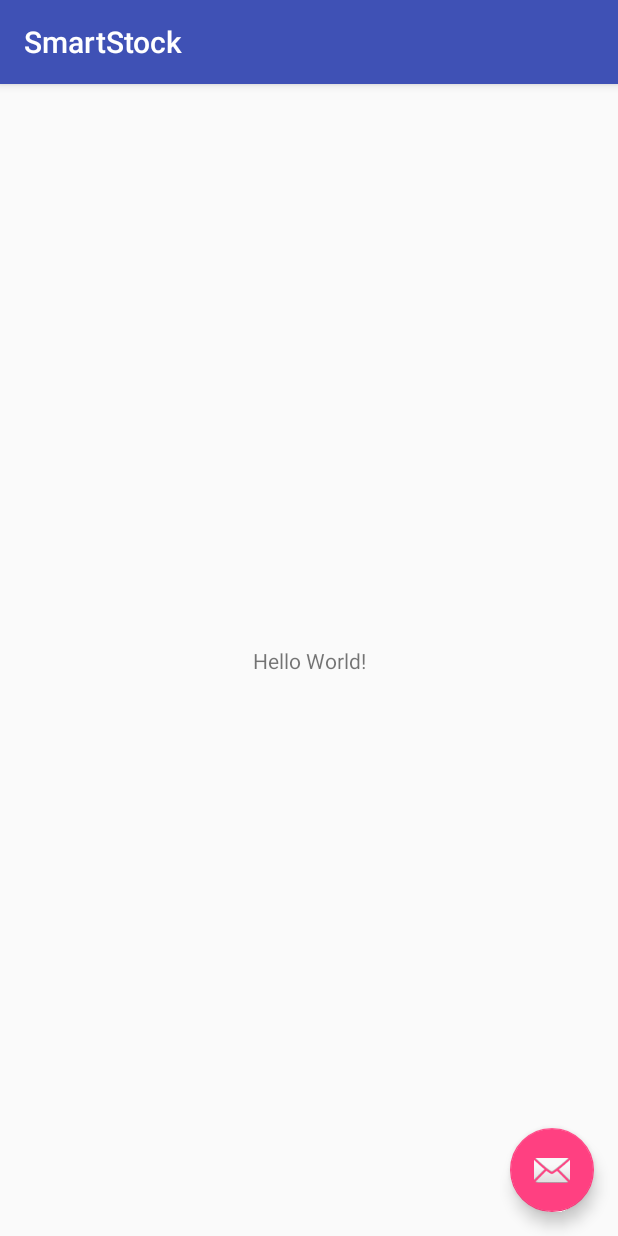
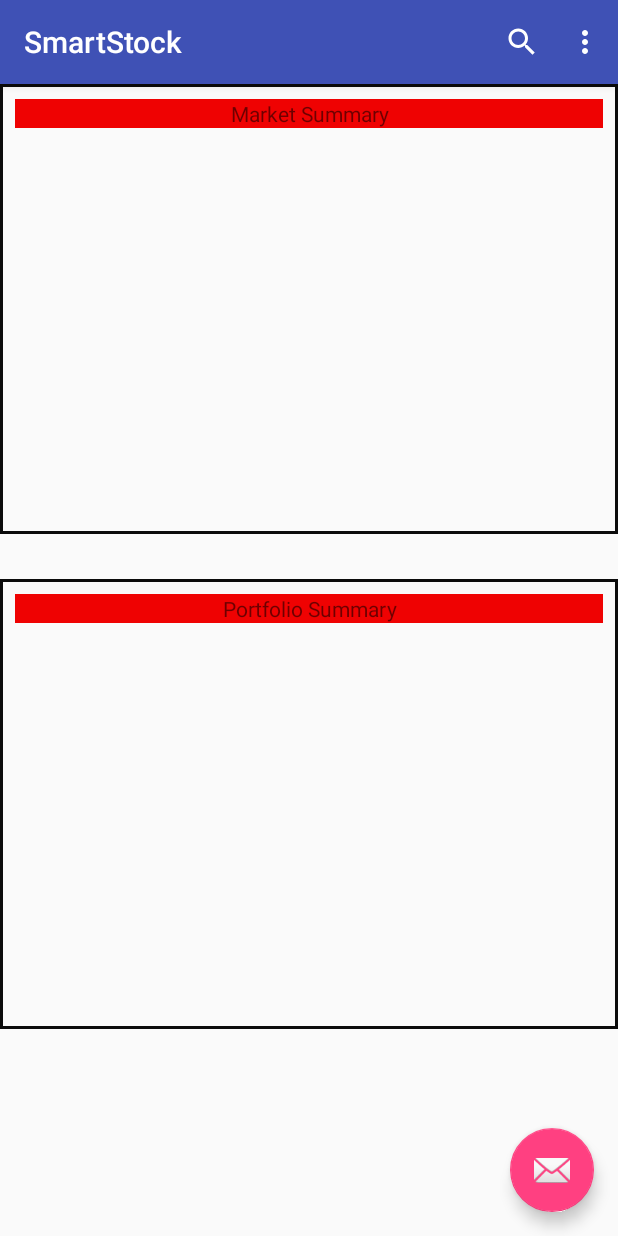
Before and after one commit to benktesh/Capstone-Project, an Android app: the screen it shows after launch (MainActivity), on a phone screen of 412 x 824 dp. Run offline under Robolectric (Android 15) with nearby library versions, the phone set to English and light mode, and no system bars.

Commit message:
main ui basic layout

```diff
--- a/smartstock/app/src/main/java/benktesh/smartstock/MainActivity.java
+++ b/smartstock/app/src/main/java/benktesh/smartstock/MainActivity.java
@@ -1,31 +1,23 @@
 package benktesh.smartstock;
 
-import android.app.SearchManager;
-import android.content.Context;
-import android.content.Intent;
 import android.os.Bundle;
 import android.support.design.widget.FloatingActionButton;
 import android.support.design.widget.Snackbar;
 import android.support.v7.app.AppCompatActivity;
 
 import android.support.v7.widget.Toolbar;
-import android.view.MenuInflater;
 import android.view.View;
 import android.view.Menu;
 import android.view.MenuItem;
 
 
-import android.widget.SearchView;
 import android.widget.Toast;
 
-import benktesh.smartstock.UI.Common;
-import benktesh.smartstock.Utils.SmartStockConstant;
-
-import static android.content.Intent.ACTION_SEARCH;
+import benktesh.smartstock.UI.CommonUIHelper;
 
 public class MainActivity extends AppCompatActivity {
 
-    Common mCommon;
+    CommonUIHelper mCommonUIHelper;
 
     @Override
     protected void onCreate(Bundle savedInstanceState) {
@@ -43,15 +35,15 @@
             }
         });
 
-        if(mCommon == null) {
-            mCommon = new Common(this);
+        if(mCommonUIHelper == null) {
+            mCommonUIHelper = new CommonUIHelper(this);
         }
 
     }
 
 
     public boolean onCreateOptionsMenu(Menu menu) {
-        return mCommon.ConfigureSearchFromMenu(menu);
+        return mCommonUIHelper.ConfigureSearchFromMenu(menu);
 
     }
 
@@ -61,7 +53,7 @@
         // Handle action bar item clicks here. The action bar will
         // automatically handle clicks on the Home/Up button, so long
         // as you specify a parent activity in AndroidManifest.xml.
-        if (mCommon.MakeMenu(item)) return true;
+        if (mCommonUIHelper.MakeMenu(item)) return true;
         return super.onOptionsItemSelected(item);
     }
 
--- /dev/null
+++ b/smartstock/app/src/main/res/drawable/summary_background.xml
@@ -0,0 +1,7 @@
+<?xml version="1.0" encoding="UTF-8"?>
+<shape xmlns:android="http://schemas.android.com/apk/res/android" android:shape="rectangle">
+    <corners android:radius="0dp"/>
+    <padding android:left="10dp" android:right="10dp" android:top="10dp" android:bottom="10dp"/>
+    <margin android:top="16dp" android:bottom="16dp" android:left="16dp" android:right="16dp"/>
+    <stroke android:width="2dp" android:color="#0b0b0b"/>
+</shape>
--- a/smartstock/app/src/main/res/layout/fragment_main.xml
+++ b/smartstock/app/src/main/res/layout/fragment_main.xml
@@ -1,19 +1,61 @@
-<?xml version="1.0" encoding="utf-8"?>
-<android.support.constraint.ConstraintLayout xmlns:android="http://schemas.android.com/apk/res/android"
-    xmlns:app="http://schemas.android.com/apk/res-auto"
-    xmlns:tools="http://schemas.android.com/tools"
-    android:layout_width="match_parent"
-    android:layout_height="match_parent"
-    tools:context=".MainActivityFragment"
-    tools:showIn="@layout/activity_main">
+<ScrollView xmlns:android="http://schemas.android.com/apk/res/android"
+    android:layout_width="fill_parent"
+    android:layout_height="wrap_content"
+    android:fillViewport="true">
 
-    <TextView
-        android:layout_width="wrap_content"
+    <LinearLayout
+        android:layout_width="match_parent"
         android:layout_height="wrap_content"
-        android:text="Hello World!"
-        app:layout_constraintBottom_toBottomOf="parent"
-        app:layout_constraintLeft_toLeftOf="parent"
-        app:layout_constraintRight_toRightOf="parent"
-        app:layout_constraintTop_toTopOf="parent" />
+        android:orientation="vertical">
 
-</android.support.constraint.ConstraintLayout>
+        <LinearLayout
+            android:layout_width="match_parent"
+            android:layout_height="300dp"
+            android:background="@drawable/summary_background"
+
+            android:orientation="vertical">
+
+            <TextView
+                android:layout_width="match_parent"
+                android:layout_height="wrap_content"
+                android:background="@color/Red"
+                android:gravity="center"
+                android:text="@string/market_summary"
+                android:visibility="visible" />
+
+
+            <android.support.v7.widget.RecyclerView
+                android:id="@+id/in_app_friends"
+                android:layout_width="match_parent"
+                android:layout_height="wrap_content"
+                android:layout_marginBottom="5dp"
+                android:background="@color/Yellow" />
+
+        </LinearLayout>
+
+        <Space
+            android:layout_width="1dp"
+            android:layout_height="30dp" />
+
+        <LinearLayout
+            android:layout_width="match_parent"
+            android:layout_height="300dp"
+            android:background="@drawable/summary_background"
+            android:orientation="vertical">
+
+            <TextView
+                android:layout_width="match_parent"
+                android:layout_height="wrap_content"
+                android:background="@color/Red"
+                android:gravity="center"
+                android:text="Portfolio Summary" />
+
+            <android.support.v7.widget.RecyclerView
+                android:id="@+id/friends_to_invite"
+                android:layout_width="match_parent"
+                android:layout_height="wrap_content"
+                android:background="@color/Green" />
+        </LinearLayout>
+    </LinearLayout>
+
+</ScrollView>
--- a/smartstock/app/src/main/res/values/colors.xml
+++ b/smartstock/app/src/main/res/values/colors.xml
@@ -6,4 +6,5 @@
     <color name="Green">#02cf2f</color>
     <color name="Red">#ef0202</color>
     <color name="Yellow">#f7eb04</color>
+    <color name="White">#f9f9f7</color>
 </resources>
--- a/smartstock/app/src/main/res/values/strings.xml
+++ b/smartstock/app/src/main/res/values/strings.xml
@@ -7,4 +7,6 @@
     <string name="title_activity_stock_detail">StockDetailActivity</string>
     <string name="title_activity_portfolio">PortfolioActivity</string>
     <string name="api_URL">https://api.url.com</string>
+    <string name="label_symbol">Symbol</string>
+    <string name="market_summary">Market Summary</string>
 </resources>
```
Also changed, not shown: smartstock/app/src/main/java/benktesh/smartstock/SearchActivity.java (+6 -7 lines), smartstock/app/src/main/java/benktesh/smartstock/UI/PortfolioActivity.java (+7 -7 lines), smartstock/app/src/main/res/layout/content_stock_detail.xml (+7 -5 lines).
